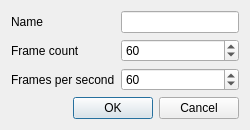
Qt form src/dialogs/AnimDialog.ui (skyrpex/flatty_old2) before a commit.
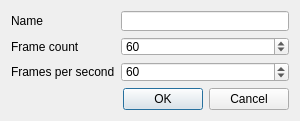
The same form after that commit.

Commit message: Added minimum size to AnimDialog

Diff of the .ui file:
```diff
--- a/src/dialogs/AnimDialog.ui
+++ b/src/dialogs/AnimDialog.ui
@@ -6,10 +6,16 @@
    <rect>
     <x>0</x>
     <y>0</y>
-    <width>250</width>
+    <width>300</width>
     <height>121</height>
    </rect>
   </property>
+  <property name="minimumSize">
+   <size>
+    <width>300</width>
+    <height>121</height>
+   </size>
+  </property>
   <layout class="QVBoxLayout" name="verticalLayout">
    <item>
     <layout class="QFormLayout" name="formLayout">
```
